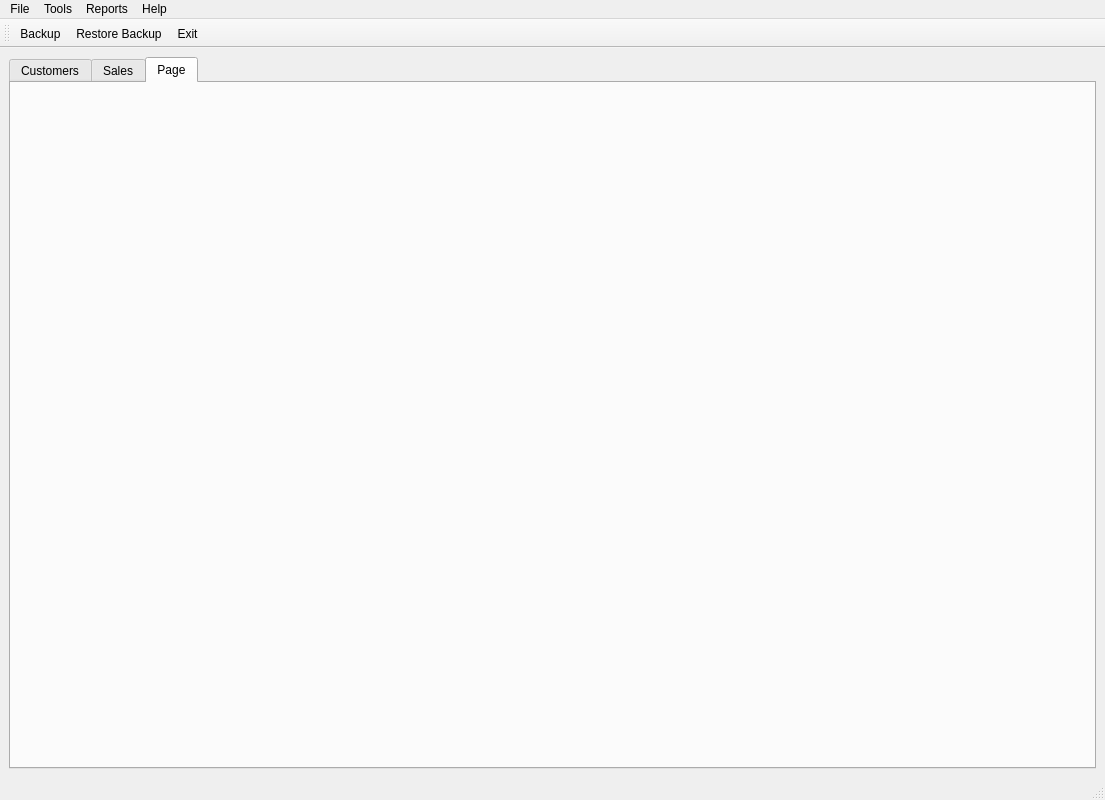
This is templates/window.ui in GabrielgsdCIUwU/ID-QTDesigner-practice as Qt 5 draws it before an edit. The edited form follows.
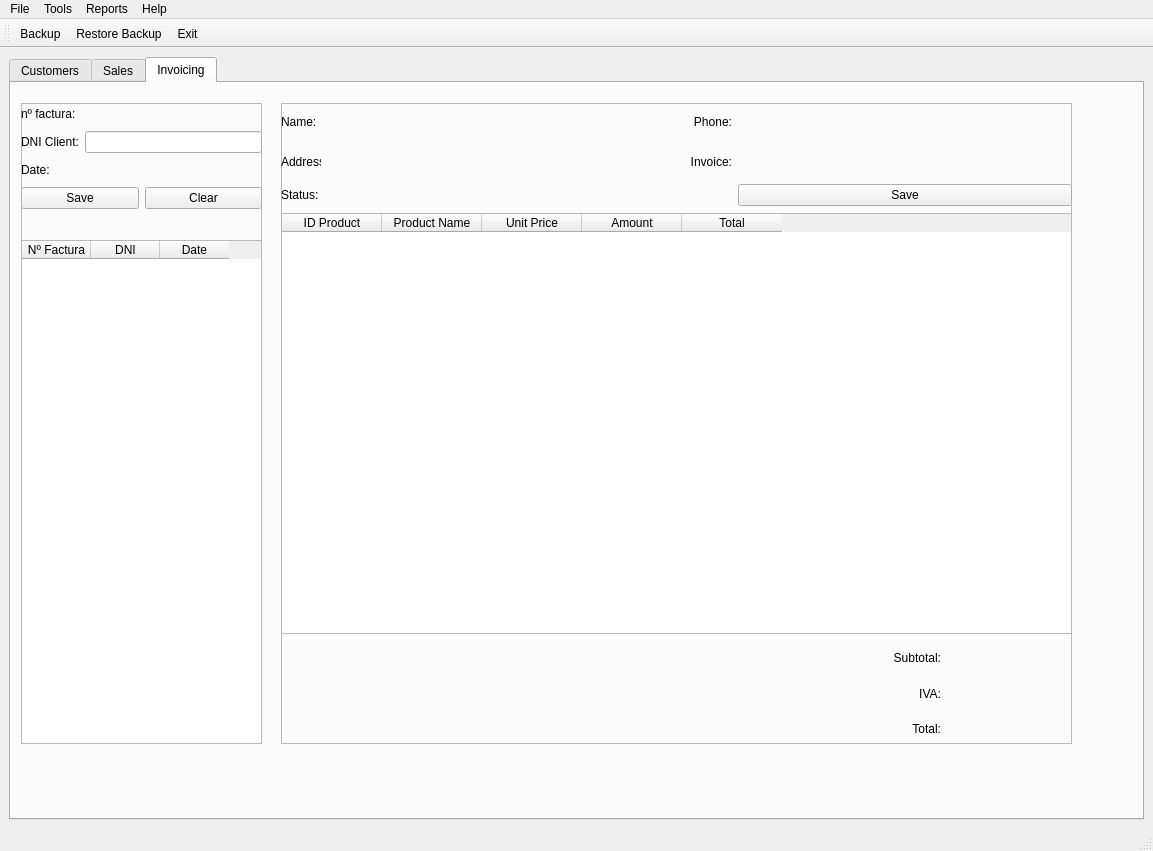
This is the edited form. The open tabs and pages were chosen to show the change. Icons and pictures are not drawn.

```diff
--- a/templates/window.ui
+++ b/templates/window.ui
@@ -6,8 +6,8 @@
    <rect>
     <x>0</x>
     <y>0</y>
-    <width>1105</width>
-    <height>800</height>
+    <width>1153</width>
+    <height>851</height>
    </rect>
   </property>
   <property name="windowTitle">
@@ -783,17 +783,474 @@
       </widget>
       <widget class="QWidget" name="tab">
        <attribute name="title">
-        <string>Page</string>
+        <string>Invoicing</string>
        </attribute>
-       <widget class="QWidget" name="layoutWidget" native="true">
+       <widget class="QFrame" name="frame">
         <property name="geometry">
          <rect>
-          <x>130</x>
-          <y>60</y>
-          <width>380</width>
-          <height>74</height>
+          <x>10</x>
+          <y>20</y>
+          <width>241</width>
+          <height>641</height>
          </rect>
         </property>
+        <property name="frameShape">
+         <enum>QFrame::StyledPanel</enum>
+        </property>
+        <property name="frameShadow">
+         <enum>QFrame::Raised</enum>
+        </property>
+        <widget class="QWidget" name="layoutWidget">
+         <property name="geometry">
+          <rect>
+           <x>0</x>
+           <y>0</y>
+           <width>241</width>
+           <height>641</height>
+          </rect>
+         </property>
+         <layout class="QVBoxLayout" name="verticalLayout_2">
+          <item>
+           <layout class="QGridLayout" name="gridLayout_5">
+            <item row="0" column="0">
+             <widget class="QLabel" name="label">
+              <property name="minimumSize">
+               <size>
+                <width>0</width>
+                <height>22</height>
+               </size>
+              </property>
+              <property name="text">
+               <string>nº factura:</string>
+              </property>
+             </widget>
+            </item>
+            <item row="0" column="1">
+             <widget class="QLabel" name="lbl_num_factura">
+              <property name="styleSheet">
+               <string notr="true"/>
+              </property>
+              <property name="text">
+               <string/>
+              </property>
+             </widget>
+            </item>
+            <item row="1" column="0">
+             <widget class="QLabel" name="label_2">
+              <property name="minimumSize">
+               <size>
+                <width>0</width>
+                <height>22</height>
+               </size>
+              </property>
+              <property name="text">
+               <string>DNI Client:</string>
+              </property>
+             </widget>
+            </item>
+            <item row="1" column="1">
+             <widget class="QLineEdit" name="le_dni_invoice"/>
+            </item>
+            <item row="2" column="0">
+             <widget class="QLabel" name="label_3">
+              <property name="minimumSize">
+               <size>
+                <width>0</width>
+                <height>22</height>
+               </size>
+              </property>
+              <property name="text">
+               <string>Date:</string>
+              </property>
+             </widget>
+            </item>
+            <item row="2" column="1">
+             <widget class="QLabel" name="lbl_date_factura">
+              <property name="styleSheet">
+               <string notr="true"/>
+              </property>
+              <property name="text">
+               <string/>
+              </property>
+             </widget>
+            </item>
+            <item row="3" column="0" colspan="2">
+             <layout class="QHBoxLayout" name="horizontalLayout_4">
+              <item>
+               <widget class="QPushButton" name="btn_save_invoice">
+                <property name="text">
+                 <string>Save</string>
+                </property>
+               </widget>
+              </item>
+              <item>
+               <widget class="QPushButton" name="btn_clear_invoice">
+                <property name="text">
+                 <string>Clear</string>
+                </property>
+               </widget>
+              </item>
+             </layout>
+            </item>
+           </layout>
+          </item>
+          <item>
+           <spacer name="verticalSpacer">
+            <property name="orientation">
+             <enum>Qt::Vertical</enum>
+            </property>
+            <property name="sizeType">
+             <enum>QSizePolicy::Maximum</enum>
+            </property>
+            <property name="sizeHint" stdset="0">
+             <size>
+              <width>5</width>
+              <height>25</height>
+             </size>
+            </property>
+           </spacer>
+          </item>
+          <item>
+           <widget class="QTableWidget" name="table_invoice">
+            <property name="editTriggers">
+             <set>QAbstractItemView::NoEditTriggers</set>
+            </property>
+            <property name="alternatingRowColors">
+             <bool>true</bool>
+            </property>
+            <property name="selectionBehavior">
+             <enum>QAbstractItemView::SelectRows</enum>
+            </property>
+            <attribute name="horizontalHeaderDefaultSectionSize">
+             <number>69</number>
+            </attribute>
+            <attribute name="verticalHeaderVisible">
+             <bool>false</bool>
+            </attribute>
+            <column>
+             <property name="text">
+              <string>Nº Factura</string>
+             </property>
+            </column>
+            <column>
+             <property name="text">
+              <string>DNI</string>
+             </property>
+            </column>
+            <column>
+             <property name="text">
+              <string>Date</string>
+             </property>
+            </column>
+           </widget>
+          </item>
+         </layout>
+        </widget>
+       </widget>
+       <widget class="QFrame" name="frame_2">
+        <property name="geometry">
+         <rect>
+          <x>270</x>
+          <y>20</y>
+          <width>791</width>
+          <height>641</height>
+         </rect>
+        </property>
+        <property name="frameShape">
+         <enum>QFrame::StyledPanel</enum>
+        </property>
+        <property name="frameShadow">
+         <enum>QFrame::Raised</enum>
+        </property>
+        <widget class="QTableWidget" name="table_sales">
+         <property name="geometry">
+          <rect>
+           <x>0</x>
+           <y>110</y>
+           <width>791</width>
+           <height>421</height>
+          </rect>
+         </property>
+         <property name="editTriggers">
+          <set>QAbstractItemView::AllEditTriggers</set>
+         </property>
+         <property name="alternatingRowColors">
+          <bool>true</bool>
+         </property>
+         <property name="selectionMode">
+          <enum>QAbstractItemView::NoSelection</enum>
+         </property>
+         <attribute name="verticalHeaderVisible">
+          <bool>false</bool>
+         </attribute>
+         <column>
+          <property name="text">
+           <string>ID Product</string>
+          </property>
+         </column>
+         <column>
+          <property name="text">
+           <string>Product Name</string>
+          </property>
+         </column>
+         <column>
+          <property name="text">
+           <string>Unit Price</string>
+          </property>
+         </column>
+         <column>
+          <property name="text">
+           <string>Amount</string>
+          </property>
+         </column>
+         <column>
+          <property name="text">
+           <string>Total</string>
+          </property>
+         </column>
+        </widget>
+        <widget class="QWidget" name="layoutWidget">
+         <property name="geometry">
+          <rect>
+           <x>0</x>
+           <y>2</y>
+           <width>791</width>
+           <height>101</height>
+          </rect>
+         </property>
+         <layout class="QGridLayout" name="gridLayout_2" columnminimumwidth="0,0,0,0">
+          <item row="0" column="0">
+           <widget class="QLabel" name="label_4">
+            <property name="minimumSize">
+             <size>
+              <width>45</width>
+              <height>0</height>
+             </size>
+            </property>
+            <property name="maximumSize">
+             <size>
+              <width>40</width>
+              <height>16777215</height>
+             </size>
+            </property>
+            <property name="text">
+             <string>Name:</string>
+            </property>
+           </widget>
+          </item>
+          <item row="0" column="1">
+           <widget class="QLabel" name="lbl_name_invoice">
+            <property name="styleSheet">
+             <string notr="true"/>
+            </property>
+            <property name="text">
+             <string/>
+            </property>
+           </widget>
+          </item>
+          <item row="0" column="2">
+           <widget class="QLabel" name="label_6">
+            <property name="maximumSize">
+             <size>
+              <width>60</width>
+              <height>16777215</height>
+             </size>
+            </property>
+            <property name="text">
+             <string>Phone:</string>
+            </property>
+            <property name="alignment">
+             <set>Qt::AlignRight|Qt::AlignTrailing|Qt::AlignVCenter</set>
+            </property>
+           </widget>
+          </item>
+          <item row="0" column="3">
+           <widget class="QLabel" name="lbl_phone_invoice">
+            <property name="styleSheet">
+             <string notr="true"/>
+            </property>
+            <property name="text">
+             <string/>
+            </property>
+           </widget>
+          </item>
+          <item row="1" column="0">
+           <widget class="QLabel" name="label_5">
+            <property name="maximumSize">
+             <size>
+              <width>40</width>
+              <height>16777215</height>
+             </size>
+            </property>
+            <property name="text">
+             <string>Address:</string>
+            </property>
+           </widget>
+          </item>
+          <item row="1" column="1">
+           <widget class="QLabel" name="lbl_address_invoice">
+            <property name="styleSheet">
+             <string notr="true"/>
+            </property>
+            <property name="text">
+             <string/>
+            </property>
+           </widget>
+          </item>
+          <item row="1" column="2">
+           <widget class="QLabel" name="label_7">
+            <property name="maximumSize">
+             <size>
+              <width>60</width>
+              <height>16777215</height>
+             </size>
+            </property>
+            <property name="text">
+             <string>Invoice:</string>
+            </property>
+            <property name="alignment">
+             <set>Qt::AlignRight|Qt::AlignTrailing|Qt::AlignVCenter</set>
+            </property>
+           </widget>
+          </item>
+          <item row="1" column="3">
+           <widget class="QLabel" name="lbl_invoicetype_invoice">
+            <property name="styleSheet">
+             <string notr="true"/>
+            </property>
+            <property name="text">
+             <string/>
+            </property>
+           </widget>
+          </item>
+          <item row="2" column="0">
+           <widget class="QLabel" name="label_8">
+            <property name="maximumSize">
+             <size>
+              <width>40</width>
+              <height>16777215</height>
+             </size>
+            </property>
+            <property name="text">
+             <string>Status:</string>
+            </property>
+           </widget>
+          </item>
+          <item row="2" column="1">
+           <widget class="QLabel" name="lbl_status_invoice">
+            <property name="styleSheet">
+             <string notr="true"/>
+            </property>
+            <property name="text">
+             <string/>
+            </property>
+           </widget>
+          </item>
+          <item row="2" column="3">
+           <widget class="QPushButton" name="btn_save_sale">
+            <property name="text">
+             <string>Save</string>
+            </property>
+           </widget>
+          </item>
+         </layout>
+        </widget>
+        <widget class="QWidget" name="layoutWidget">
+         <property name="geometry">
+          <rect>
+           <x>600</x>
+           <y>540</y>
+           <width>191</width>
+           <height>101</height>
+          </rect>
+         </property>
+         <layout class="QGridLayout" name="gridLayout_6">
+          <item row="0" column="0">
+           <widget class="QLabel" name="label_9">
+            <property name="minimumSize">
+             <size>
+              <width>0</width>
+              <height>0</height>
+             </size>
+            </property>
+            <property name="maximumSize">
+             <size>
+              <width>60</width>
+              <height>16777215</height>
+             </size>
+            </property>
+            <property name="text">
+             <string>Subtotal:</string>
+            </property>
+            <property name="alignment">
+             <set>Qt::AlignRight|Qt::AlignTrailing|Qt::AlignVCenter</set>
+            </property>
+           </widget>
+          </item>
+          <item row="0" column="1">
+           <widget class="QLabel" name="lbl_subtotal_invoice">
+            <property name="styleSheet">
+             <string notr="true"/>
+            </property>
+            <property name="text">
+             <string/>
+            </property>
+           </widget>
+          </item>
+          <item row="1" column="0">
+           <widget class="QLabel" name="label_10">
+            <property name="maximumSize">
+             <size>
+              <width>60</width>
+              <height>16777215</height>
+             </size>
+            </property>
+            <property name="text">
+             <string>IVA:</string>
+            </property>
+            <property name="alignment">
+             <set>Qt::AlignRight|Qt::AlignTrailing|Qt::AlignVCenter</set>
+            </property>
+           </widget>
+          </item>
+          <item row="1" column="1">
+           <widget class="QLabel" name="lbl_iva_invoice">
+            <property name="styleSheet">
+             <string notr="true"/>
+            </property>
+            <property name="text">
+             <string/>
+            </property>
+           </widget>
+          </item>
+          <item row="2" column="0">
+           <widget class="QLabel" name="label_11">
+            <property name="maximumSize">
+             <size>
+              <width>60</width>
+              <height>16777215</height>
+             </size>
+            </property>
+            <property name="text">
+             <string>Total:</string>
+            </property>
+            <property name="alignment">
+             <set>Qt::AlignRight|Qt::AlignTrailing|Qt::AlignVCenter</set>
+            </property>
+           </widget>
+          </item>
+          <item row="2" column="1">
+           <widget class="QLabel" name="lbl_total_invoice">
+            <property name="styleSheet">
+             <string notr="true"/>
+            </property>
+            <property name="text">
+             <string/>
+            </property>
+           </widget>
+          </item>
+         </layout>
+        </widget>
        </widget>
       </widget>
      </widget>
@@ -805,7 +1262,7 @@
     <rect>
      <x>0</x>
      <y>0</y>
-     <width>1105</width>
+     <width>1153</width>
      <height>21</height>
     </rect>
    </property>
```
Left out of the diff: 4 changed lines with no effect on the pictures.
